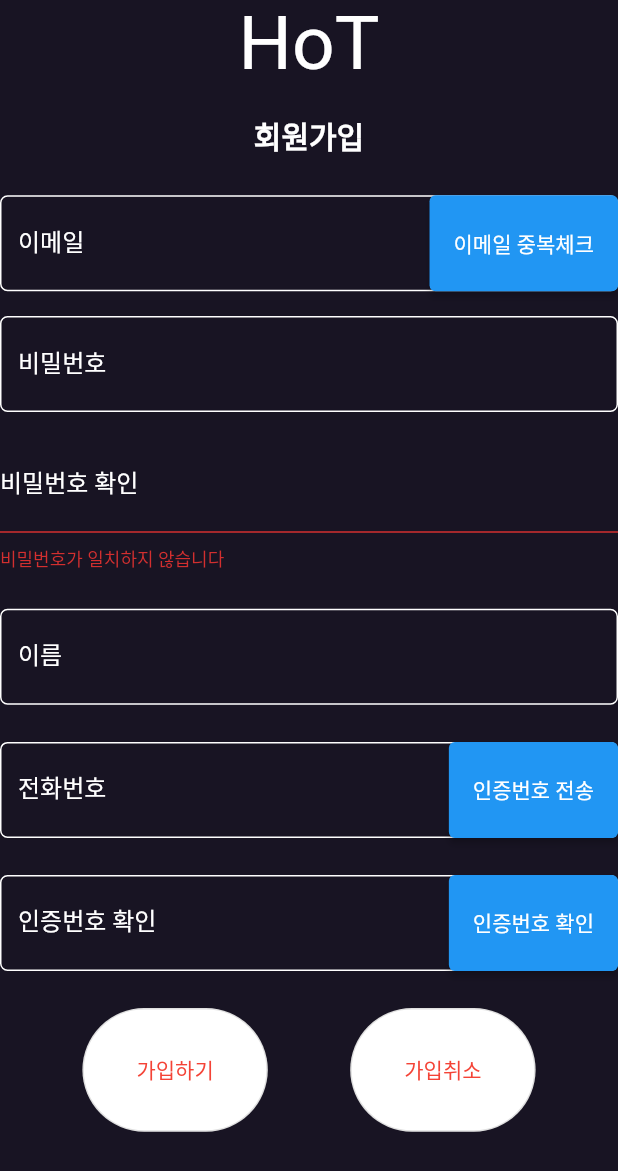
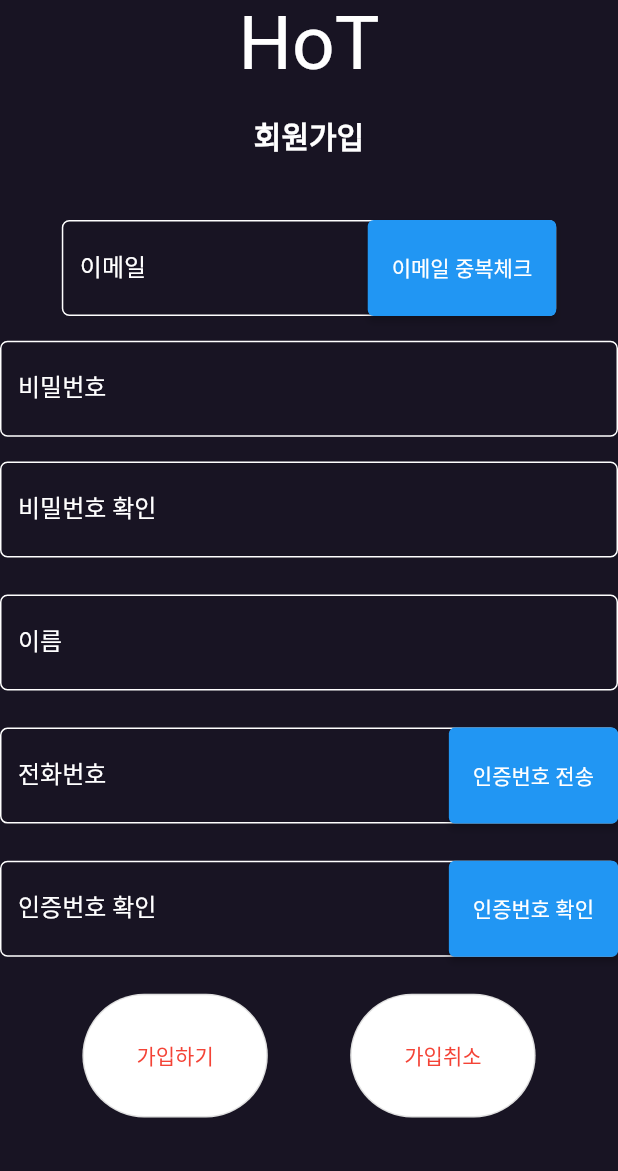
Before and after one commit to hjgf0624/HoT-Application, a Flutter app: the SignUp screen opened directly, on a phone screen of 412 x 824 dp. Shown: the top 1171 px of the screen. Run offline on Flutter 3.47's test engine with Material 2 defaults, Android fonts, the phone set to English and light mode, and no system bars; our stand-ins replace firebase_auth, firebase_core, logger; accounts and stored records are empty; Roboto replaces fonts that are missing (Prismakers).

Commit message:
05/23 commit

```diff
--- a/lib/signupPage.dart
+++ b/lib/signupPage.dart
@@ -30,7 +30,7 @@ class _SignUpState extends State<SignUp> {
   bool isVerificationSuccessful = false;
   bool isEmailDuplicated = false;
   bool isEmailChecked = false;
-  bool passwordMatch = false;
+  bool passwordMatch = true;
 
 
   String formatPhoneNumber(String phoneNumber) { // 휴대폰번호를 국가번호로 바꿔주는 메소드
@@ -143,10 +143,12 @@ class _SignUpState extends State<SignUp> {
                     ),
                   ),
 
-                  SizedBox(height: size.height*0.03,),
+                  SizedBox(height: size.height*0.05,),
                   Stack(
                     children: [
-                      TextFormField(
+                      FractionallySizedBox(
+                        widthFactor: 0.8,
+                        child: TextFormField(
                           style: const TextStyle(color: Colors.white),
                           decoration: InputDecoration(
                             labelText: '이메일',
@@ -156,27 +158,25 @@ class _SignUpState extends State<SignUp> {
                             enabledBorder: OutlineInputBorder(
                               borderRadius: BorderRadius.circular(5),
                               borderSide: const BorderSide(
-                                  color:  Colors.white,
+                                color: Colors.white,
                                 width: 1,
-                                  // style: BorderStyle.solid
-                                )
-                            )
+                              ),
+                            ),
                           ),
                           controller: _email,
                           validator: (value) {
-                          if(value==null||value.isEmpty){
+                            if (value == null || value.isEmpty) {
                               return '이메일을 입력해 주세요.';
                             }
                           },
                         ),
+                      ),
                       Positioned(
+                        top: 0,
                         right: 0,
-                        top: 0,
                         bottom: 0,
-                        child: SizedBox(
-                            height: double.infinity,
                         child: ElevatedButton(
-                              onPressed: () async{
+                          onPressed: () async {
                             bool isDuplicated = await checkEmailDuplication(_email.text);
                             setState(() {
                               isEmailDuplicated = isDuplicated;
@@ -186,25 +186,22 @@ class _SignUpState extends State<SignUp> {
                           child: const Text('이메일 중복체크'),
                         ),
                       ),
-                      ),
-                      if(isEmailChecked && isEmailDuplicated)
-                          SizedBox(
-                            width: size.width,
-                            child: Positioned(
-                              top: 1,
-                              right: size.width * 0.3,
+                      if (isEmailChecked && isEmailDuplicated)
+                        Positioned(
+                          top: 15,
+                          left: 830,
+                          child: Container(
                             child: const Text(
                               '중복된 이메일입니다.',
                               style: TextStyle(color: Colors.red),
                             ),
                           ),
                         ),
-                      if(isEmailChecked && !isEmailDuplicated)
-                        SizedBox(
-                          width: size.width,
-                          child: Positioned(
-                            top: 1,
-                            right: size.width * 0.7,
+                      if (isEmailChecked && !isEmailDuplicated)
+                        Positioned(
+                          top: 15,
+                          left: 810,
+                          child: Container(
                             child: const Text(
                               '사용 가능한 이메일입니다.',
                               style: TextStyle(color: Colors.green),
@@ -246,7 +243,7 @@ class _SignUpState extends State<SignUp> {
                         labelStyle: const TextStyle(color: Colors.white),
                         hintText: '비밀번호 재입력',
                         hintStyle: const TextStyle(color: Colors.white),
-                        errorText: passwordMatch ? null : '비밀번호가 일치하지 않습니다',
+                        // errorText: passwordMatch ? null : '비밀번호가 일치하지 않습니다',
                         enabledBorder: OutlineInputBorder(
                           borderRadius: BorderRadius.circular(5),
                           borderSide: const BorderSide(
@@ -272,15 +269,15 @@ class _SignUpState extends State<SignUp> {
                       }
                     },
                   ),
-                  if(passwordMatch)
-                    const Positioned(
-                      top: 0,
-                      left: 0,
-                      child: Text(
-                        '비밀번호가 일치합니다.',
-                        style: TextStyle(color: Colors.green),
-                      ),
-                    ),
+                  // if(passwordMatch)
+                  //   const Positioned(
+                  //     top: 0,
+                  //     left: 0,
+                  //     child: Text(
+                  //       '비밀번호가 일치합니다.',
+                  //       style: TextStyle(color: Colors.green),
+                  //     ),
+                  //   ),
                   SizedBox(height: size.height*0.03,),
                   TextFormField(
                     style: const TextStyle(color: Colors.white,),
```
Lines whose indentation alone changed are shown as unchanged.
